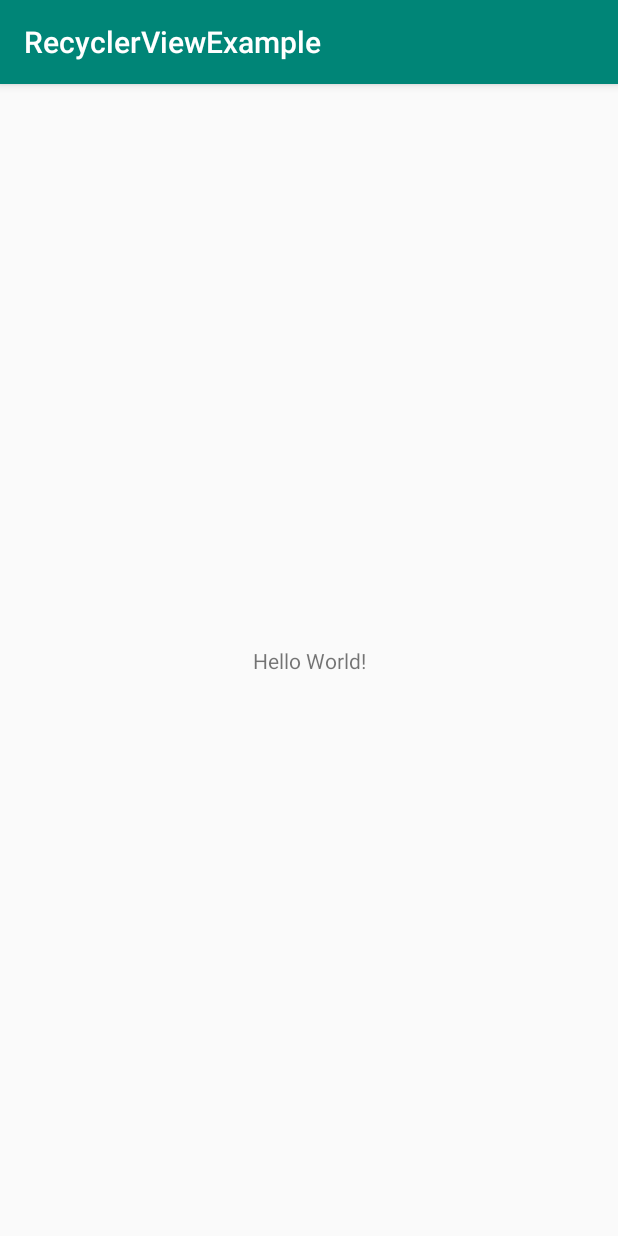
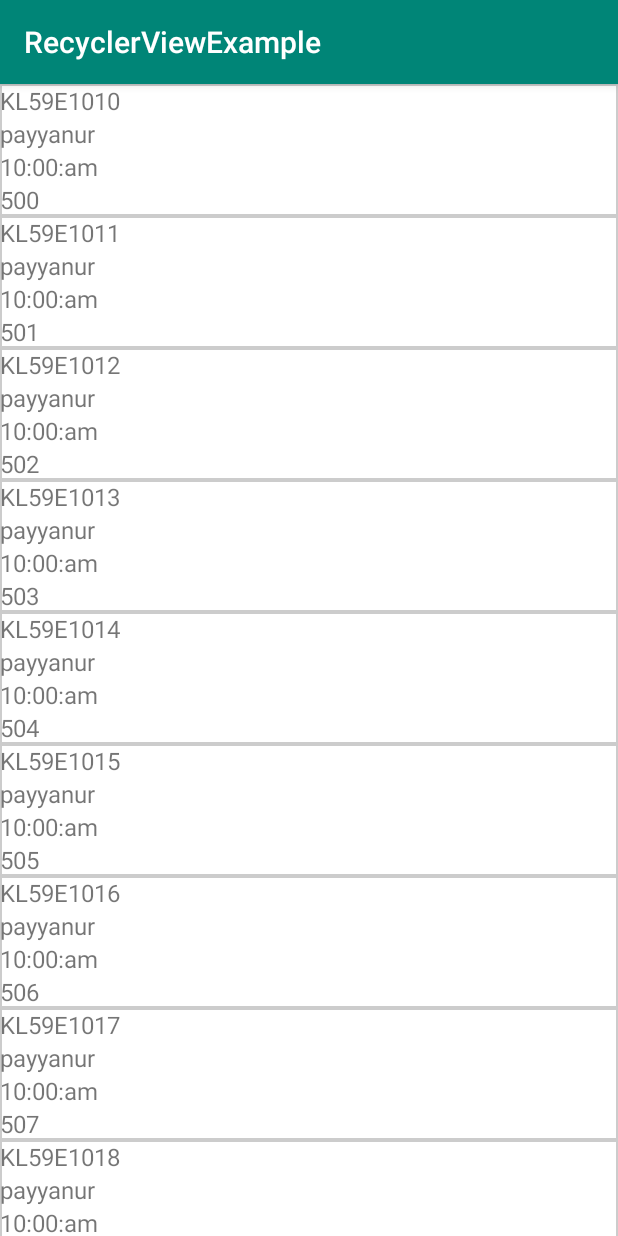
Before and after one commit to bikeshm/RecyclerViewExample, an Android app: the screen it shows after launch (MainActivity), on a phone screen of 412 x 824 dp. Run offline under Robolectric (Android 15) with nearby library versions, the phone set to English and light mode, and no system bars.

Commit message:
implemented recyclerview with click listener

```diff
--- a/app/build.gradle
+++ b/app/build.gradle
@@ -25,4 +25,5 @@ dependencies {
     testImplementation 'junit:junit:4.12'
     androidTestImplementation 'com.android.support.test:runner:1.0.2'
     androidTestImplementation 'com.android.support.test.espresso:espresso-core:3.0.2'
+    implementation 'com.android.support:recyclerview-v7:28.0.0'
 }
--- a/app/src/main/java/com/workassis/recyclerviewexample/MainActivity.java
+++ b/app/src/main/java/com/workassis/recyclerviewexample/MainActivity.java
@@ -2,12 +2,58 @@ package com.workassis.recyclerviewexample;
 
 import android.support.v7.app.AppCompatActivity;
 import android.os.Bundle;
+import android.support.v7.widget.LinearLayoutManager;
+import android.support.v7.widget.RecyclerView;
+import android.view.View;
+import android.widget.Toast;
 
-public class MainActivity extends AppCompatActivity {
+import com.workassis.recyclerviewexample.adapters.ScheduleAdapter;
+import com.workassis.recyclerviewexample.interfaces.ItemClickListener;
+import com.workassis.recyclerviewexample.models.ScheduleModel;
+
+import java.util.ArrayList;
+
+public class MainActivity extends AppCompatActivity implements ItemClickListener {
+
+    ArrayList<ScheduleModel> scheduleData=new ArrayList<ScheduleModel>();
 
     @Override
     protected void onCreate(Bundle savedInstanceState) {
         super.onCreate(savedInstanceState);
         setContentView(R.layout.activity_main);
+
+        RecyclerView recyclerView = (RecyclerView) findViewById(R.id.recyclerView);
+        ScheduleAdapter adapter = new ScheduleAdapter(scheduleData);
+        recyclerView.setHasFixedSize(true);
+        recyclerView.setLayoutManager(new LinearLayoutManager(this));
+        recyclerView.setAdapter(adapter);
+
+        adapter.setClickListener(this);
+        adapter.setLongClickListener(this);
+
+
+
+        for(int i=0; i<20;i++) {
+            scheduleData.add(new ScheduleModel("KL59E101"+i, "payyanur", "10:00:am", "50"+i));
+        }
+
+        adapter.notifyDataSetChanged();
+
+    }
+
+    @Override
+    public void onClick(View view, int position) {
+
+        ScheduleModel schedule = scheduleData.get(position);
+
+        Toast.makeText(this, schedule.getBusNo(), Toast.LENGTH_SHORT).show();
+
+    }
+
+    @Override
+    public void onLongClickListener(View view, int position) {
+        ScheduleModel schedule = scheduleData.get(position);
+        Toast.makeText(this, "Long click"+ schedule.getBusNo(), Toast.LENGTH_SHORT).show();
+
     }
 }
--- /dev/null
+++ b/app/src/main/java/com/workassis/recyclerviewexample/adapters/ScheduleAdapter.java
@@ -0,0 +1,94 @@
+package com.workassis.recyclerviewexample.adapters;
+
+import android.support.v7.widget.RecyclerView;
+import android.view.LayoutInflater;
+import android.view.View;
+import android.view.ViewGroup;
+import android.widget.LinearLayout;
+import android.widget.TextView;
+
+import com.workassis.recyclerviewexample.R;
+import com.workassis.recyclerviewexample.interfaces.ItemClickListener;
+import com.workassis.recyclerviewexample.models.ScheduleModel;
+
+import java.util.ArrayList;
+
+public class ScheduleAdapter  extends RecyclerView.Adapter<ScheduleAdapter.ViewHolder> {
+
+    ArrayList<ScheduleModel> schedules=new ArrayList<ScheduleModel>();
+
+    private ItemClickListener clickListener;
+
+    public ScheduleAdapter(ArrayList<ScheduleModel> schedules) {
+        this.schedules = schedules;
+    }
+
+    public void setClickListener(ItemClickListener itemClickListener) {
+        this.clickListener = itemClickListener;
+    }
+
+    public void setLongClickListener(ItemClickListener itemClickListener) {
+        this.clickListener = itemClickListener;
+    }
+
+    @Override
+    public ViewHolder onCreateViewHolder(ViewGroup parent, int viewType) {
+        LayoutInflater layoutInflater = LayoutInflater.from(parent.getContext());
+        View listItem= layoutInflater.inflate(R.layout.list_item, parent, false);
+        ViewHolder viewHolder = new ViewHolder(listItem);
+        return viewHolder;
+    }
+
+    @Override
+    public void onBindViewHolder(ViewHolder holder, final int position) {
+        final ScheduleModel schedule = schedules.get(position);
+        holder.busNo.setText(schedule.getBusNo());
+        holder.route.setText(schedule.getRoute());
+        holder.time.setText(schedule.getTime());
+        holder.fee.setText(schedule.getFee());
+
+
+        holder.linearLayout.setOnClickListener(new View.OnClickListener() {
+            @Override
+            public void onClick(View view) {
+                //Toast.makeText(view.getContext(),"click on item: "+schedule.getBusNo (),Toast.LENGTH_LONG).show();
+                if (clickListener != null) clickListener.onClick(view,position);
+            }
+        });
+
+        holder.linearLayout.setOnLongClickListener(new View.OnLongClickListener() {
+            @Override
+            public boolean onLongClick(View v) {
+                if (clickListener != null) clickListener.onLongClickListener(v,position);
+                return true;
+            }
+
+        });
+
+    }
+
+
+    @Override
+    public int getItemCount() {
+        return schedules.size();
+    }
+
+
+
+    public static class ViewHolder extends RecyclerView.ViewHolder {
+        public TextView busNo;
+        public TextView route;
+        public TextView time;
+        public TextView fee;
+        public LinearLayout linearLayout;
+
+        public ViewHolder(View itemView) {
+            super(itemView);
+            this.busNo = (TextView) itemView.findViewById(R.id.busNo);
+            this.route = (TextView) itemView.findViewById(R.id.route);
+            this.time = (TextView) itemView.findViewById(R.id.time);
+            this.fee = (TextView) itemView.findViewById(R.id.fee);
+            linearLayout = (LinearLayout)itemView.findViewById(R.id.relativeLayout);
+        }
+    }
+}
--- /dev/null
+++ b/app/src/main/java/com/workassis/recyclerviewexample/interfaces/ItemClickListener.java
@@ -0,0 +1,8 @@
+package com.workassis.recyclerviewexample.interfaces;
+
+import android.view.View;
+
+public interface  ItemClickListener {
+    void onClick(View view, int position);
+    void onLongClickListener(View view, int position);
+}
--- /dev/null
+++ b/app/src/main/java/com/workassis/recyclerviewexample/models/ScheduleModel.java
@@ -0,0 +1,50 @@
+package com.workassis.recyclerviewexample.models;
+
+public class ScheduleModel {
+    private String busNo;
+    private String route;
+    private String time;
+    private String fee;
+
+    public ScheduleModel() {
+    }
+
+    public ScheduleModel(String busNo, String route, String time, String fee) {
+        this.busNo = busNo;
+        this.route = route;
+        this.time = time;
+        this.fee = fee;
+    }
+
+    public String getBusNo() {
+        return busNo;
+    }
+
+    public void setBusNo(String busNo) {
+        this.busNo = busNo;
+    }
+
+    public String getRoute() {
+        return route;
+    }
+
+    public void setRoute(String route) {
+        this.route = route;
+    }
+
+    public String getTime() {
+        return time;
+    }
+
+    public void setTime(String time) {
+        this.time = time;
+    }
+
+    public String getFee() {
+        return fee;
+    }
+
+    public void setFee(String fee) {
+        this.fee = fee;
+    }
+}
--- /dev/null
+++ b/app/src/main/res/drawable/border.xml
@@ -0,0 +1,8 @@
+<?xml version="1.0" encoding="utf-8"?>
+<shape xmlns:android="http://schemas.android.com/apk/res/android"
+    android:shape="rectangle">
+    <solid android:color="#FFFFFF" />
+    <stroke
+        android:width="1dp"
+        android:color="#CCCCCC" />
+</shape>
--- a/app/src/main/res/layout/activity_main.xml
+++ b/app/src/main/res/layout/activity_main.xml
@@ -1,18 +1,21 @@
 <?xml version="1.0" encoding="utf-8"?>
-<android.support.constraint.ConstraintLayout xmlns:android="http://schemas.android.com/apk/res/android"
+<android.support.constraint.ConstraintLayout
+    xmlns:android="http://schemas.android.com/apk/res/android"
+    xmlns:tools="http://schemas.android.com/tools"
     xmlns:app="http://schemas.android.com/apk/res-auto"
-    xmlns:tools="http://schemas.android.com/tools"
     android:layout_width="match_parent"
     android:layout_height="match_parent"
     tools:context=".MainActivity">
 
-    <TextView
-        android:layout_width="wrap_content"
-        android:layout_height="wrap_content"
-        android:text="Hello World!"
-        app:layout_constraintBottom_toBottomOf="parent"
-        app:layout_constraintLeft_toLeftOf="parent"
-        app:layout_constraintRight_toRightOf="parent"
-        app:layout_constraintTop_toTopOf="parent" />
+    <android.support.v7.widget.RecyclerView
+        xmlns:android="http://schemas.android.com/apk/res/android"
+        xmlns:tools="http://schemas.android.com/tools"
+        android:layout_width="match_parent"
+        android:layout_height="match_parent"
+        android:scrollbars="vertical"
+        android:id="@+id/recyclerView"
+        tools:context="example.javatpoint.com.recyclerviewlist.MainActivity">
+
+    </android.support.v7.widget.RecyclerView>
 
 </android.support.constraint.ConstraintLayout>
--- /dev/null
+++ b/app/src/main/res/layout/list_item.xml
@@ -0,0 +1,38 @@
+<?xml version="1.0" encoding="utf-8"?>
+<LinearLayout xmlns:android="http://schemas.android.com/apk/res/android"
+    android:id="@+id/relativeLayout"
+    android:layout_width="match_parent"
+    android:layout_height="wrap_content"
+    android:orientation="vertical"
+    android:background="@drawable/border">
+
+
+    <TextView
+        android:id="@+id/busNo"
+        android:layout_width="wrap_content"
+        android:layout_height="wrap_content"
+        android:gravity="center_vertical"
+        android:textSize="16sp" />
+
+    <TextView
+        android:id="@+id/route"
+        android:layout_width="wrap_content"
+        android:layout_height="wrap_content"
+        android:gravity="center_vertical"
+        android:textSize="16sp" />
+
+    <TextView
+        android:id="@+id/time"
+        android:layout_width="wrap_content"
+        android:layout_height="wrap_content"
+        android:gravity="center_vertical"
+        android:textSize="16sp" />
+
+    <TextView
+        android:id="@+id/fee"
+        android:layout_width="wrap_content"
+        android:layout_height="wrap_content"
+        android:gravity="center_vertical"
+        android:textSize="16sp" />
+
+</LinearLayout>
```
